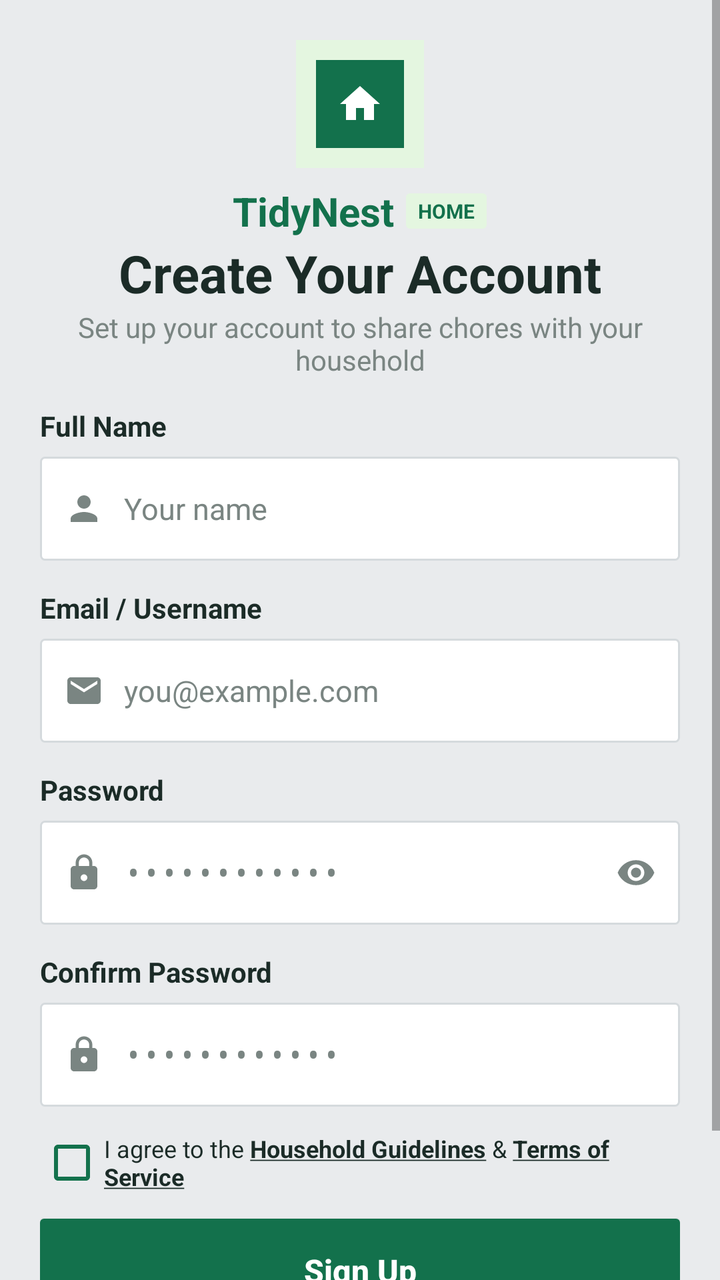
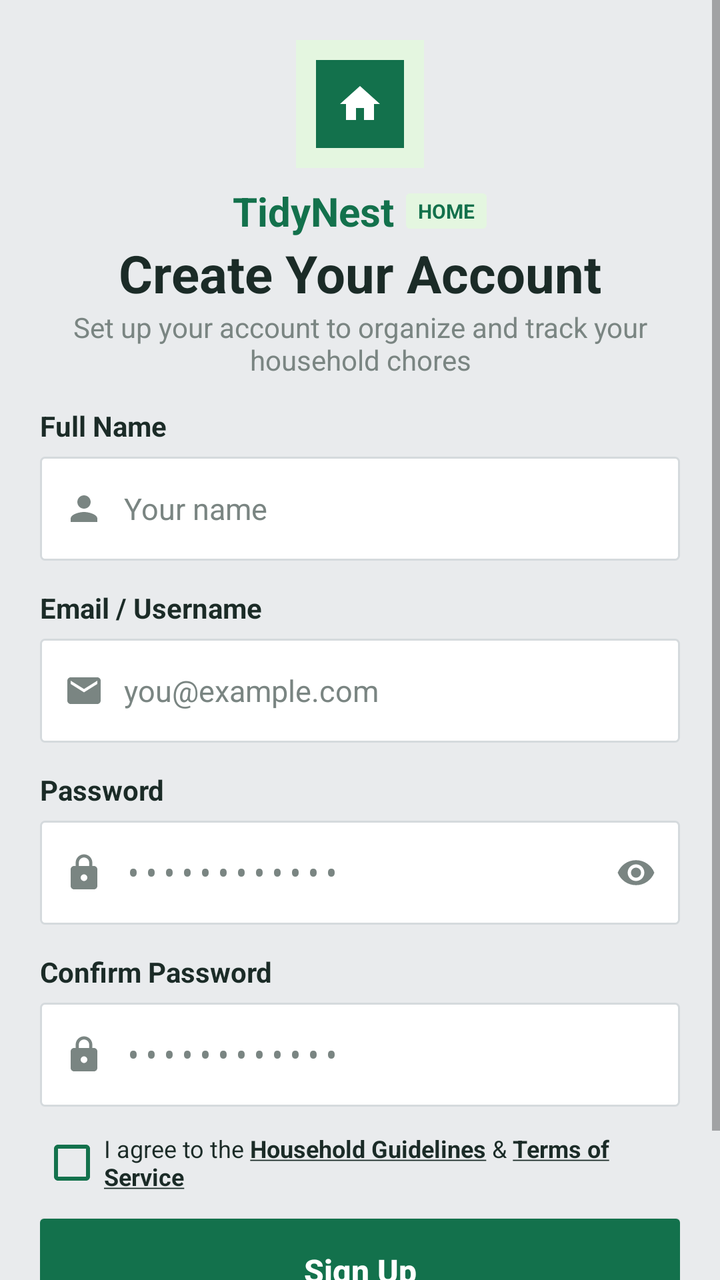

Compare the two renders of this Android layout. The source of the first and the diff that turns it into the second are given below.
<!-- AndroidManifest.xml: application theme Theme.TidyNest -->
<!-- res/layout/activity_register.xml -->
<?xml version="1.0" encoding="utf-8"?>
<ScrollView xmlns:android="http://schemas.android.com/apk/res/android"
    android:layout_width="match_parent"
    android:layout_height="match_parent"
    android:background="@color/page_background"
    android:fillViewport="true"
    >

    
    <FrameLayout
        android:layout_width="match_parent"
        android:layout_height="wrap_content">

    
    <LinearLayout
        style="@style/FormContainer"
        android:layout_height="wrap_content"
        android:layout_gravity="center"
        android:gravity="center_horizontal"
        android:orientation="vertical"
        android:padding="20dp">

        
        <FrameLayout
            android:layout_width="64dp"
            android:layout_height="64dp"
            android:background="@drawable/bg_circle_light">

            <ImageView
                android:layout_width="44dp"
                android:layout_height="44dp"
                android:layout_gravity="center"
                android:background="@drawable/bg_circle_green"
                android:contentDescription="@null"
                android:padding="10dp"
                android:src="@drawable/ic_home"
                android:tint="@color/white" />
        </FrameLayout>

        
        <LinearLayout
            android:layout_width="wrap_content"
            android:layout_height="wrap_content"
            android:layout_marginTop="8dp"
            android:gravity="center_vertical"
            android:orientation="horizontal">

            <TextView
                android:layout_width="wrap_content"
                android:layout_height="wrap_content"
                android:text="TidyNest"
                android:textColor="@color/green"
                android:textSize="20sp"
                android:textStyle="bold" />

            <TextView
                android:layout_width="wrap_content"
                android:layout_height="wrap_content"
                android:layout_marginStart="6dp"
                android:background="@drawable/bg_badge"
                android:paddingHorizontal="6dp"
                android:paddingVertical="2dp"
                android:text="HOME"
                android:textColor="@color/green"
                android:textSize="10sp"
                android:textStyle="bold" />
        </LinearLayout>

        <TextView
            android:layout_width="wrap_content"
            android:layout_height="wrap_content"
            android:text="Create Your Account"
            android:textColor="@color/dark_text"
            android:textSize="26sp"
            android:textStyle="bold" />

        <TextView
            android:layout_width="wrap_content"
            android:layout_height="wrap_content"
            android:gravity="center"
            android:text="Set up your account to share chores with your household"
            android:textColor="@color/gray_text" />

        
        <TextView
            style="@style/FieldLabel"
            android:text="Full Name" />

        <LinearLayout style="@style/FieldBox">

            <ImageView
                style="@style/FieldIcon"
                android:src="@drawable/ic_person" />

            <EditText
                android:id="@+id/fullName"
                style="@style/FieldInput"
                android:hint="Your name"
                android:inputType="textPersonName" />
        </LinearLayout>

        
        <TextView
            style="@style/FieldLabel"
            android:text="Email / Username" />

        <LinearLayout style="@style/FieldBox">

            <ImageView
                style="@style/FieldIcon"
                android:src="@drawable/ic_email" />

            <EditText
                android:id="@+id/email"
                style="@style/FieldInput"
                android:hint="you@example.com"
                android:inputType="textEmailAddress" />
        </LinearLayout>

        
        <TextView
            style="@style/FieldLabel"
            android:text="Password" />

        <LinearLayout style="@style/FieldBox">

            <ImageView
                style="@style/FieldIcon"
                android:src="@drawable/ic_lock" />

            <EditText
                android:id="@+id/password"
                style="@style/FieldInput"
                android:hint="••••••••••••"
                android:inputType="textPassword" />

            <ImageView
                android:id="@+id/showPassword"
                style="@style/FieldIcon"
                android:contentDescription="Show password"
                android:src="@drawable/ic_eye" />
        </LinearLayout>

        
        <TextView
            style="@style/FieldLabel"
            android:text="Confirm Password" />

        <LinearLayout style="@style/FieldBox">

            <ImageView
                style="@style/FieldIcon"
                android:src="@drawable/ic_lock" />

            <EditText
                android:id="@+id/confirmPassword"
                style="@style/FieldInput"
                android:hint="••••••••••••"
                android:inputType="textPassword" />
        </LinearLayout>

        
        <CheckBox
            android:id="@+id/agree"
            android:layout_width="match_parent"
            android:layout_height="wrap_content"
            android:layout_marginTop="12dp"
            android:buttonTint="@color/green"
            android:text="@string/terms"
            android:textColor="@color/dark_text"
            android:textSize="12sp" />

        
        <Button
            android:id="@+id/signUp"
            android:layout_width="match_parent"
            android:layout_height="52dp"
            android:layout_marginTop="12dp"
            android:background="@drawable/bg_button"
            android:text="Sign Up"
            android:textAllCaps="false"
            android:textColor="@color/white"
            android:textSize="16sp"
            android:textStyle="bold" />


        
        <LinearLayout
            android:layout_width="wrap_content"
            android:layout_height="wrap_content"
            android:layout_marginTop="24dp"
            android:orientation="horizontal">

            <TextView
                android:layout_width="wrap_content"
                android:layout_height="wrap_content"
                android:text="Already have an account? "
                android:textColor="@color/gray_text" />

            <TextView
                android:id="@+id/logIn"
                android:layout_width="wrap_content"
                android:layout_height="wrap_content"
                android:text="Log In"
                android:textColor="@color/green"
                android:textStyle="bold" />
        </LinearLayout>
    </LinearLayout>
    </FrameLayout>
</ScrollView>
<!-- resources referenced by this layout -->
<resources>
  <color name="dark_text">#FF1B2B27</color>
  <color name="gray_text">#FF7A8582</color>
  <color name="green">#FF13714C</color>
  <color name="page_background">#FFE9EBED</color>
  <color name="white">#FFFFFFFF</color>
  <!-- drawable bg_badge (drawable) -->
  <?xml version="1.0" encoding="utf-8"?>
  <shape xmlns:android="http://schemas.android.com/apk/res/android" android:shape="rectangle">
      <solid android:color="@color/light_green" />
      <corners android:radius="2dp" />
  </shape>
  <!-- drawable bg_button (drawable) -->
  <?xml version="1.0" encoding="utf-8"?>
  <shape xmlns:android="http://schemas.android.com/apk/res/android" android:shape="rectangle">
      <solid android:color="@color/green" />
      <corners android:radius="2dp" />
  </shape>
  <!-- drawable bg_circle_green (drawable) -->
  <?xml version="1.0" encoding="utf-8"?>
  <shape xmlns:android="http://schemas.android.com/apk/res/android" android:shape="rectangle">
      <solid android:color="@color/green" />
  </shape>
  <!-- drawable bg_circle_light (drawable) -->
  <?xml version="1.0" encoding="utf-8"?>
  <shape xmlns:android="http://schemas.android.com/apk/res/android" android:shape="rectangle">
      <solid android:color="@color/light_green" />
  </shape>
  <!-- drawable ic_home (drawable) -->
  <?xml version="1.0" encoding="utf-8"?>
  <vector xmlns:android="http://schemas.android.com/apk/res/android"
      android:width="24dp"
      android:height="24dp"
      android:viewportWidth="24"
      android:viewportHeight="24">
      <path
          android:fillColor="#FF000000"
          android:pathData="M10,20v-6h4v6h5v-8h3L12,3 2,12h3v8z" />
  </vector>
  <!-- drawable ic_person (drawable) -->
  <?xml version="1.0" encoding="utf-8"?>
  <vector xmlns:android="http://schemas.android.com/apk/res/android"
      android:width="24dp"
      android:height="24dp"
      android:viewportWidth="24"
      android:viewportHeight="24">
      <path
          android:fillColor="#FF000000"
          android:pathData="M12,12c2.21,0 4,-1.79 4,-4s-1.79,-4 -4,-4 -4,1.79 -4,4 1.79,4 4,4zM12,14c-2.67,0 -8,1.34 -8,4v2h16v-2c0,-2.66 -5.33,-4 -8,-4z" />
  </vector>
  <string name="terms">I agree to the <b><u>Household Guidelines</u></b> &amp; <b><u>Terms of Service</u></b></string>
  <style name="FieldBox">
          <item name="android:layout_width">match_parent</item>
          <item name="android:layout_height">52dp</item>
          <item name="android:background">@drawable/bg_field</item>
          <item name="android:gravity">center_vertical</item>
          <item name="android:orientation">horizontal</item>
          <item name="android:paddingHorizontal">12dp</item>
      </style>
  <style name="FieldIcon">
          <item name="android:layout_width">20dp</item>
          <item name="android:layout_height">20dp</item>
          <item name="android:contentDescription">@null</item>
          <item name="android:tint">@color/gray_text</item>
      </style>
  <style name="FieldLabel">
          <item name="android:layout_width">match_parent</item>
          <item name="android:layout_height">wrap_content</item>
          <item name="android:layout_marginTop">14dp</item>
          <item name="android:layout_marginBottom">6dp</item>
          <item name="android:textColor">@color/dark_text</item>
          <item name="android:textStyle">bold</item>
      </style>
  <style name="FormContainer">
          <item name="android:layout_width">match_parent</item>
      </style>
  <style name="Theme.TidyNest" parent="android:Theme.Material.Light.NoActionBar">
          
          <item name="android:colorAccent">@color/green</item>
      </style>
  <color name="light_green">#FFE4F6E0</color>
  <!-- drawable bg_field (drawable) -->
  <?xml version="1.0" encoding="utf-8"?>
  <shape xmlns:android="http://schemas.android.com/apk/res/android" android:shape="rectangle">
      <solid android:color="@color/white" />
      <corners android:radius="2dp" />
      <stroke android:width="1dp" android:color="@color/border" />
  </shape>
  <color name="border">#FFD5DADD</color>
  <!-- unchanged entries left out for length: 4 -->
</resources>

<!-- the commit's change to res/layout/activity_register.xml (unified diff, before → after) -->
@@ -6,12 +6,10 @@
     android:fillViewport="true"
     >
 
-    
     <FrameLayout
         android:layout_width="match_parent"
         android:layout_height="wrap_content">
 
-    
     <LinearLayout
         style="@style/FormContainer"
         android:layout_height="wrap_content"
@@ -20,7 +18,6 @@
         android:orientation="vertical"
         android:padding="20dp">
 
-        
         <FrameLayout
             android:layout_width="64dp"
             android:layout_height="64dp"
@@ -37,7 +34,6 @@
                 android:tint="@color/white" />
         </FrameLayout>
 
-        
         <LinearLayout
             android:layout_width="wrap_content"
             android:layout_height="wrap_content"
@@ -78,10 +74,9 @@
             android:layout_width="wrap_content"
             android:layout_height="wrap_content"
             android:gravity="center"
-            android:text="Set up your account to share chores with your household"
+            android:text="Set up your account to organize and track your household chores"
             android:textColor="@color/gray_text" />
 
-        
         <TextView
             style="@style/FieldLabel"
             android:text="Full Name" />
@@ -99,7 +94,6 @@
                 android:inputType="textPersonName" />
         </LinearLayout>
 
-        
         <TextView
             style="@style/FieldLabel"
             android:text="Email / Username" />
@@ -117,7 +111,6 @@
                 android:inputType="textEmailAddress" />
         </LinearLayout>
 
-        
         <TextView
             style="@style/FieldLabel"
             android:text="Password" />
@@ -141,7 +134,6 @@
                 android:src="@drawable/ic_eye" />
         </LinearLayout>
 
-        
         <TextView
             style="@style/FieldLabel"
             android:text="Confirm Password" />
@@ -159,7 +151,6 @@
                 android:inputType="textPassword" />
         </LinearLayout>
 
-        
         <CheckBox
             android:id="@+id/agree"
             android:layout_width="match_parent"
@@ -170,7 +161,6 @@
             android:textColor="@color/dark_text"
             android:textSize="12sp" />
 
-        
         <Button
             android:id="@+id/signUp"
             android:layout_width="match_parent"
@@ -184,7 +174,6 @@
             android:textStyle="bold" />
 
 
-        
         <LinearLayout
             android:layout_width="wrap_content"
             android:layout_height="wrap_content"
<!-- resource entries referenced after the edit -->
@@ -76,7 +76,6 @@
           <item name="android:layout_width">match_parent</item>
       </style>
   <style name="Theme.TidyNest" parent="android:Theme.Material.Light.NoActionBar">
-          
           <item name="android:colorAccent">@color/green</item>
       </style>
   <color name="light_green">#FFE4F6E0</color>
